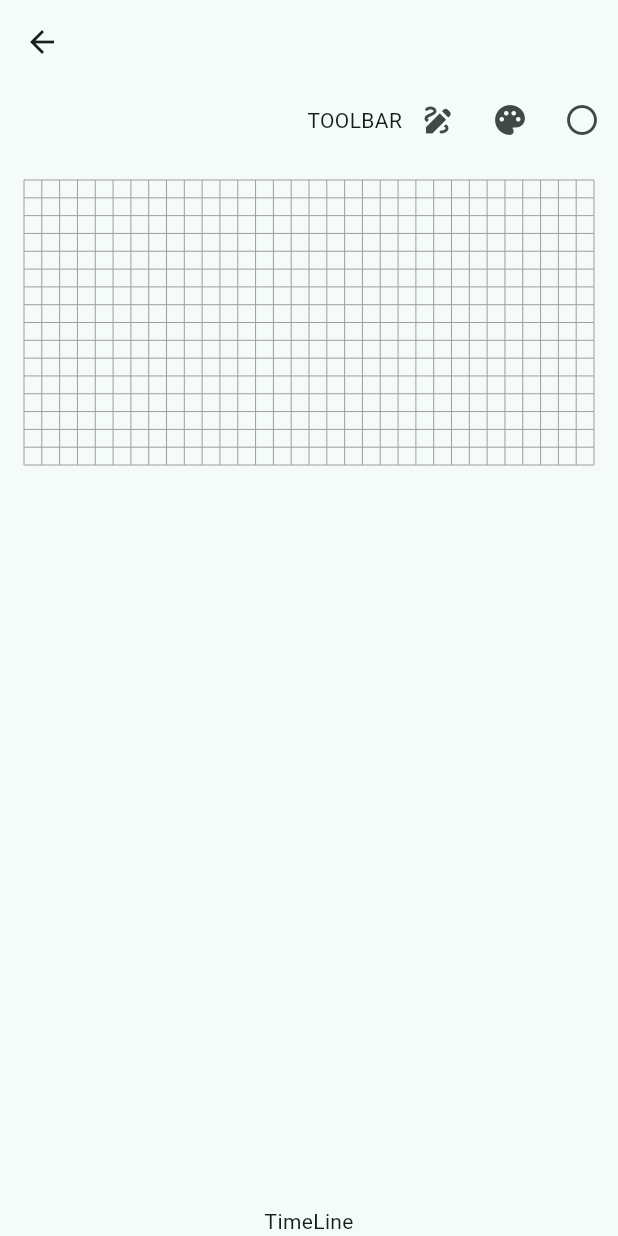
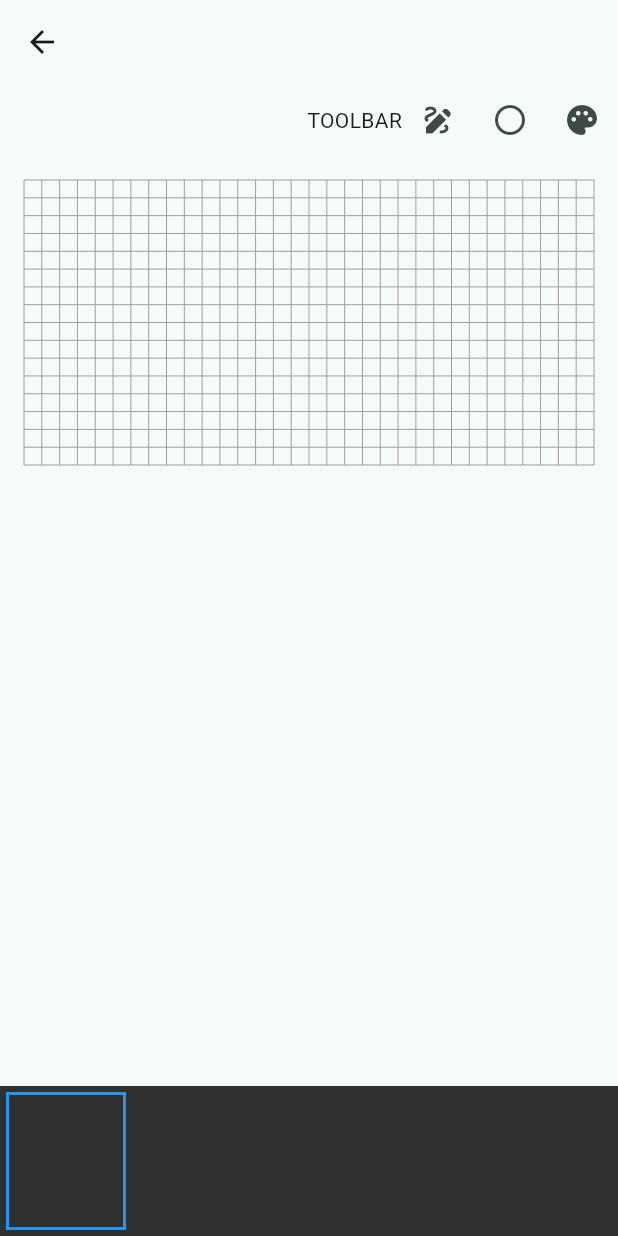
Before and after one commit to PRPDSS/protoapp, a Flutter app: the screen it shows after launch, after a tap on the "add" icon, on a phone screen of 412 x 824 dp. Run offline on Flutter 3.47's test engine with Material 3 defaults, Android fonts, the phone set to English and light mode, and no system bars; our stand-ins replace flutter_bloc, flutter_colorpicker, sqflite; accounts and stored records are empty.

Commit message:
Начата работа над тулбаром

```diff
--- a/lib/presentation/screens/editor_screen.dart
+++ b/lib/presentation/screens/editor_screen.dart
@@ -1,6 +1,7 @@
 import 'package:flutter/material.dart';
 import 'package:protoapp/domain/models/pixel_scene.dart';
 import 'package:protoapp/presentation/widgets/pixel_grid.dart';
+import 'package:protoapp/presentation/widgets/timeline.dart';
 import 'package:protoapp/presentation/widgets/toolbar.dart';
 
 class EditorScreen extends StatefulWidget {
@@ -61,17 +62,17 @@ class _EditorScreenState extends State<EditorScreen> {
               },
             ),
           ),
-          Text('TimeLine')
-          // Timeline(
-          //   frames: scene.frames,
-          //   onFrameSelected: (index) {
-          //     setState(
-          //       () {
-          //         scene = scene.copyWith(currentFrameIndex: index);
-          //       },
-          //     );
-          //   },
-          // ),
+        Timeline(
+            frames: scene.frames,
+            currentFrameIndex: scene.currentFrameIndex,
+            onFrameSelected: (index) {
+              setState(
+                () {
+                  scene = scene.copyWith(currentFrameIndex: index);
+                },
+              );
+            },
+          ),
         ],
       ),
     );
--- /dev/null
+++ b/lib/presentation/widgets/timeline.dart
@@ -0,0 +1,89 @@
+import 'package:flutter/material.dart';
+import '../../domain/models/frame.dart';
+
+class Timeline extends StatelessWidget {
+  final List<Frame> frames;
+  final int currentFrameIndex;
+  final Function(int) onFrameSelected;
+
+  const Timeline({
+    required this.frames,
+    required this.currentFrameIndex,
+    required this.onFrameSelected,
+    Key? key,
+  }) : super(key: key);
+
+  @override
+  Widget build(BuildContext context) {
+    return Container(
+      height: 100, // Высота таймлайна
+      color: Colors.grey[850], // Цвет фона
+      child: ListView.builder(
+        scrollDirection: Axis.horizontal, // Горизонтальный скролл
+        itemCount: frames.length,
+        itemBuilder: (context, index) {
+          return GestureDetector(
+            onTap: () => onFrameSelected(index), // Выбор кадра
+            child: Container(
+              width: 80, // Ширина превью кадра
+              margin: const EdgeInsets.all(4),
+              decoration: BoxDecoration(
+                border: Border.all(
+                  color: index == currentFrameIndex
+                      ? Colors.blue // Выделение текущего кадра
+                      : Colors.transparent,
+                  width: 2,
+                ),
+              ),
+              child: _FramePreview(frame: frames[index]),
+            ),
+          );
+        },
+      ),
+    );
+  }
+}
+
+class _FramePreview extends StatelessWidget {
+  final Frame frame;
+
+  const _FramePreview({required this.frame});
+
+  @override
+  Widget build(BuildContext context) {
+    return CustomPaint(
+      painter: _FramePreviewPainter(frame: frame),
+    );
+  }
+}
+
+class _FramePreviewPainter extends CustomPainter {
+  final Frame frame;
+
+  _FramePreviewPainter({required this.frame});
+
+  @override
+  void paint(Canvas canvas, Size size) {
+    final cellSize = size.width / 8; // Превью 8x8 пикселей
+    final layer = frame.layers[0]; // Используем первый слой для превью
+
+    // Рисуем пиксели
+    for (int y = 0; y < 8; y++) {
+      for (int x = 0; x < 8; x++) {
+        final paint = Paint()..color = layer.pixels[y][x];
+        canvas.drawRect(
+          Rect.fromLTWH(
+            x * cellSize,
+            y * cellSize,
+            cellSize,
+            cellSize,
+          ),
+          paint,
+        );
+      }
+    }
+  }
+
+  @override
+  bool shouldRepaint(covariant CustomPainter oldDelegate) => true;
+}
--- a/lib/presentation/widgets/toolbar.dart
+++ b/lib/presentation/widgets/toolbar.dart
@@ -20,6 +20,12 @@ class Toolbar extends StatelessWidget {
       children: [
         Text('TOOLBAR'),
         _toolBarItem(Icon(Icons.draw), () {}),
+        _toolBarItem(
+          Icon(Icons.radio_button_unchecked_rounded),
+          () {
+            onEraserSelected();
+          },
+        ),
         _toolBarItem(
           Icon(Icons.palette),
           () {
@@ -45,12 +51,6 @@ class Toolbar extends StatelessWidget {
             );
           },
         ),
-        _toolBarItem(
-          Icon(Icons.radio_button_unchecked_rounded),
-          () {
-            onEraserSelected();
-          },
-        ),
       ],
     );
   }
```
